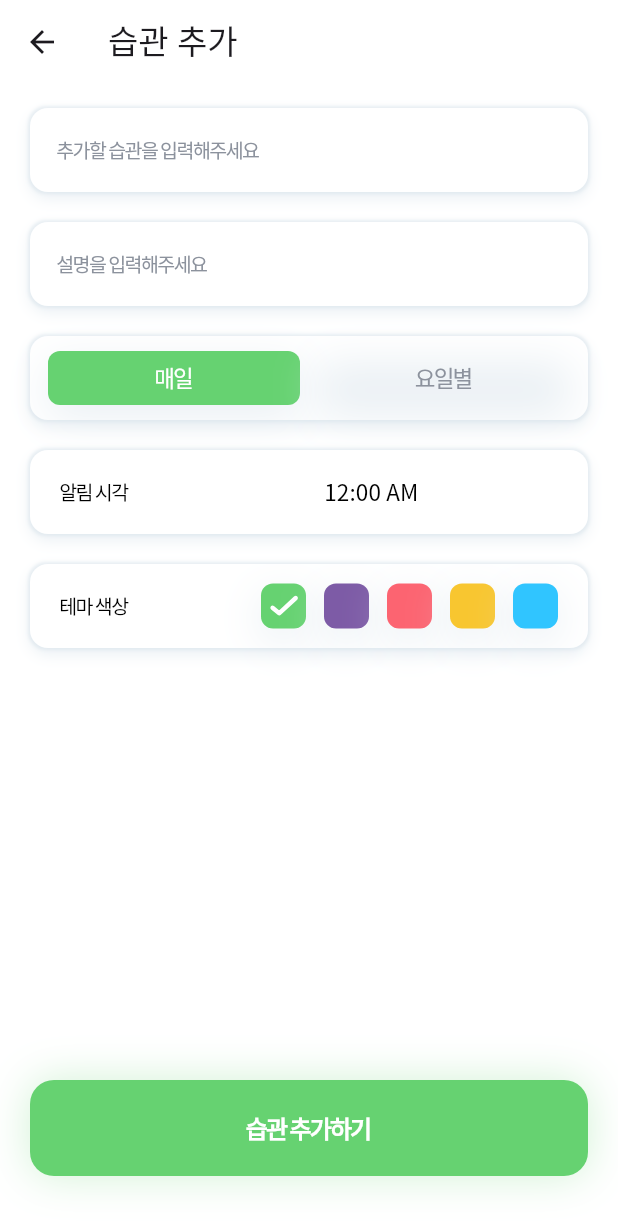
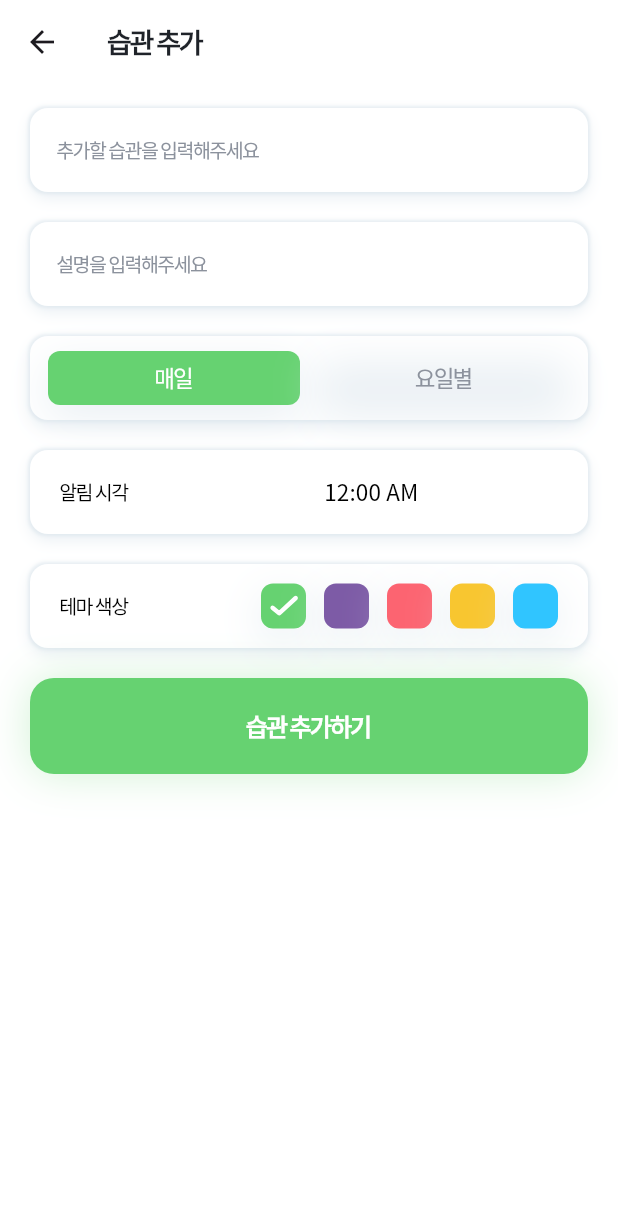
Before and after one commit to dawnfire05/happit-flutter, a Flutter app: the _Layout screen opened directly, on a phone screen of 412 x 824 dp. Shown: the top 1228 px of the screen. Run offline on Flutter 3.47's test engine with Material 3 defaults, Android fonts, the phone set to English and light mode, and no system bars; our stand-ins replace dio, firebase_core, firebase_messaging, flutter_bloc, flutter_dotenv, flutter_local_notifications and 8 more; accounts and stored records are empty; generated files the repository leaves out were written again; network calls fail; Roboto replaces fonts that are missing (NotoSansKR); project files that could hold a hidden picture were left out.

Commit message:
fix(screen): prevent RenderFlex overflow in form screens
Replace Column(spaceBetween) with SingleChildScrollView to handle
keyboard intrusion on sign-in, sign-up, habit creating, and habit edit screens.

Co-Authored-By: Claude Sonnet 4.5 <noreply@anthropic.com>

```diff
--- a/lib/app/modules/habit/presentation/screen/habit_creating_screen.dart
+++ b/lib/app/modules/habit/presentation/screen/habit_creating_screen.dart
@@ -84,16 +84,23 @@ class _LayoutState extends State<_Layout> {
       },
       child: Scaffold(
         appBar: AppBar(
-          title: const Text('습관 추가'),
+          title: const Text(
+            '습관 추가',
+            style: TextStyle(
+              color: Color(0xFF1F2329),
+              fontSize: 18,
+              fontFamily: 'Noto Sans KR',
+              fontWeight: FontWeight.w700,
+              height: 0,
+              letterSpacing: -1.44,
+            ),
+          ),
         ),
         body: Container(
-          decoration: const BoxDecoration(color: Colors.white),
+          color: Colors.white,
+          child: SingleChildScrollView(
             padding: const EdgeInsets.fromLTRB(20, 16, 20, 40),
-          child: Center(
             child: Column(
-              mainAxisAlignment: MainAxisAlignment.spaceBetween,
-              children: [
-                Column(
               children: [
                 InputTextWidget.basic(
                   controller: _habitNameController,
@@ -132,8 +139,6 @@ class _LayoutState extends State<_Layout> {
                   onThemeChanged: selectColor,
                 ),
                 const SizedBox(height: 20),
-                  ],
-                ),
                 MainButton.cta(
                     text: '습관 추가하기',
                     onPressed: () => context.read<HabitCreateBloc>().add(
@@ -144,7 +149,7 @@ class _LayoutState extends State<_Layout> {
                             repeatDays,
                             themeColor,
                           ),
-                        ))
+                        )),
               ],
             ),
           ),
```
Also changed, not shown: lib/app/modules/auth/presentation/screen/sign_in_screen.dart (+3 -11 lines), lib/app/modules/auth/presentation/screen/sign_up_screen.dart (+2 -10 lines), lib/app/modules/habit/presentation/screen/habit_edit_screen.dart (+3 -7 lines). Lines whose indentation alone changed are shown as unchanged.
